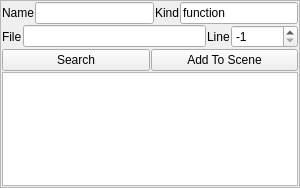
Qt form CodeViewPy/ui/Search.ui (league1991/CodeAtlasSublime) before a commit.
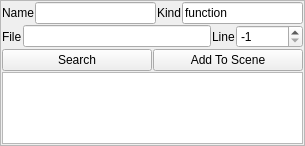
The same form after that commit.

```diff
--- a/CodeViewPy/ui/Search.ui
+++ b/CodeViewPy/ui/Search.ui
@@ -6,12 +6,12 @@
    <rect>
     <x>0</x>
     <y>0</y>
-    <width>300</width>
-    <height>188</height>
+    <width>305</width>
+    <height>146</height>
    </rect>
   </property>
   <property name="sizePolicy">
-   <sizepolicy hsizetype="Preferred" vsizetype="Preferred">
+   <sizepolicy hsizetype="Expanding" vsizetype="Expanding">
     <horstretch>0</horstretch>
     <verstretch>0</verstretch>
    </sizepolicy>
@@ -19,16 +19,22 @@
   <property name="windowTitle">
    <string>Search</string>
   </property>
+  <property name="layoutDirection">
+   <enum>Qt::LeftToRight</enum>
+  </property>
   <property name="widgetResizable">
    <bool>true</bool>
   </property>
+  <property name="alignment">
+   <set>Qt::AlignLeading|Qt::AlignLeft|Qt::AlignVCenter</set>
+  </property>
   <widget class="QWidget" name="scrollAreaWidgetContents">
    <property name="geometry">
     <rect>
      <x>0</x>
      <y>0</y>
-     <width>298</width>
-     <height>186</height>
+     <width>286</width>
+     <height>147</height>
     </rect>
    </property>
    <property name="sizePolicy">
@@ -134,7 +140,7 @@
     <item>
      <widget class="QListWidget" name="resultList">
       <property name="sizePolicy">
-       <sizepolicy hsizetype="Preferred" vsizetype="MinimumExpanding">
+       <sizepolicy hsizetype="Expanding" vsizetype="Expanding">
         <horstretch>0</horstretch>
         <verstretch>0</verstretch>
        </sizepolicy>
@@ -142,13 +148,13 @@
       <property name="minimumSize">
        <size>
         <width>0</width>
-        <height>20</height>
+        <height>0</height>
        </size>
       </property>
       <property name="maximumSize">
        <size>
         <width>16777215</width>
-        <height>1000</height>
+        <height>16777215</height>
        </size>
       </property>
       <property name="resizeMode">
```
